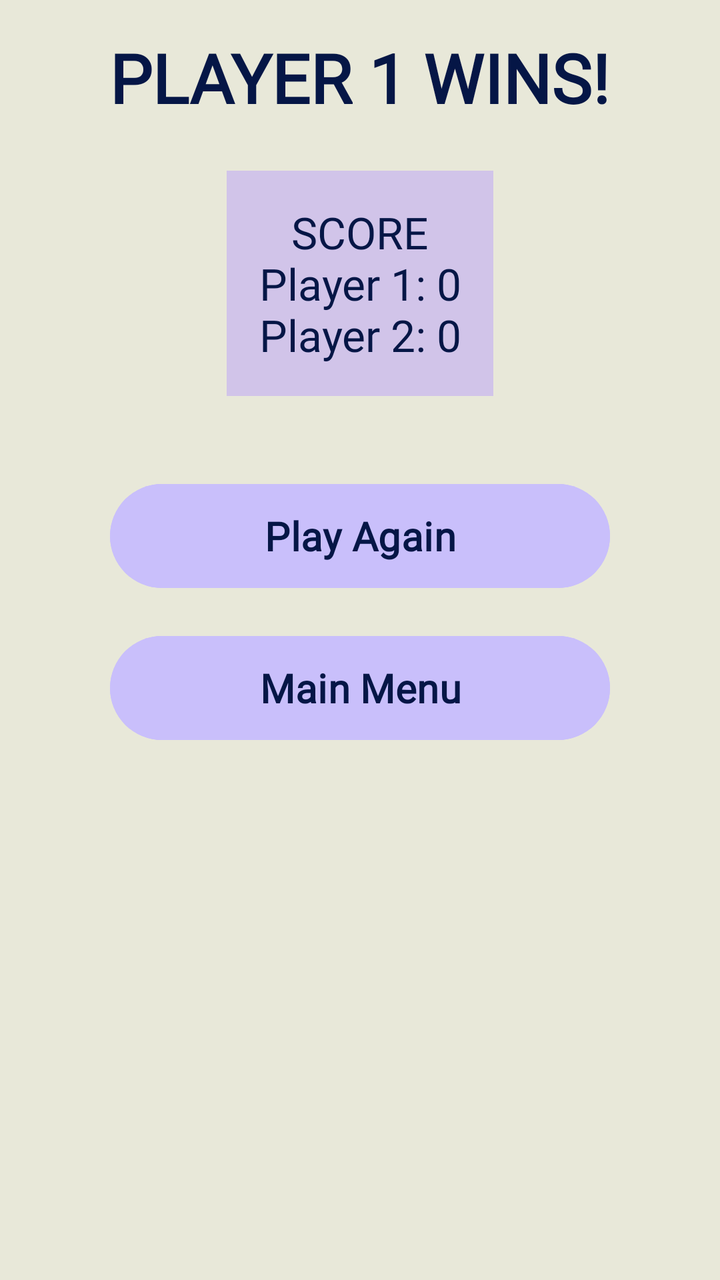
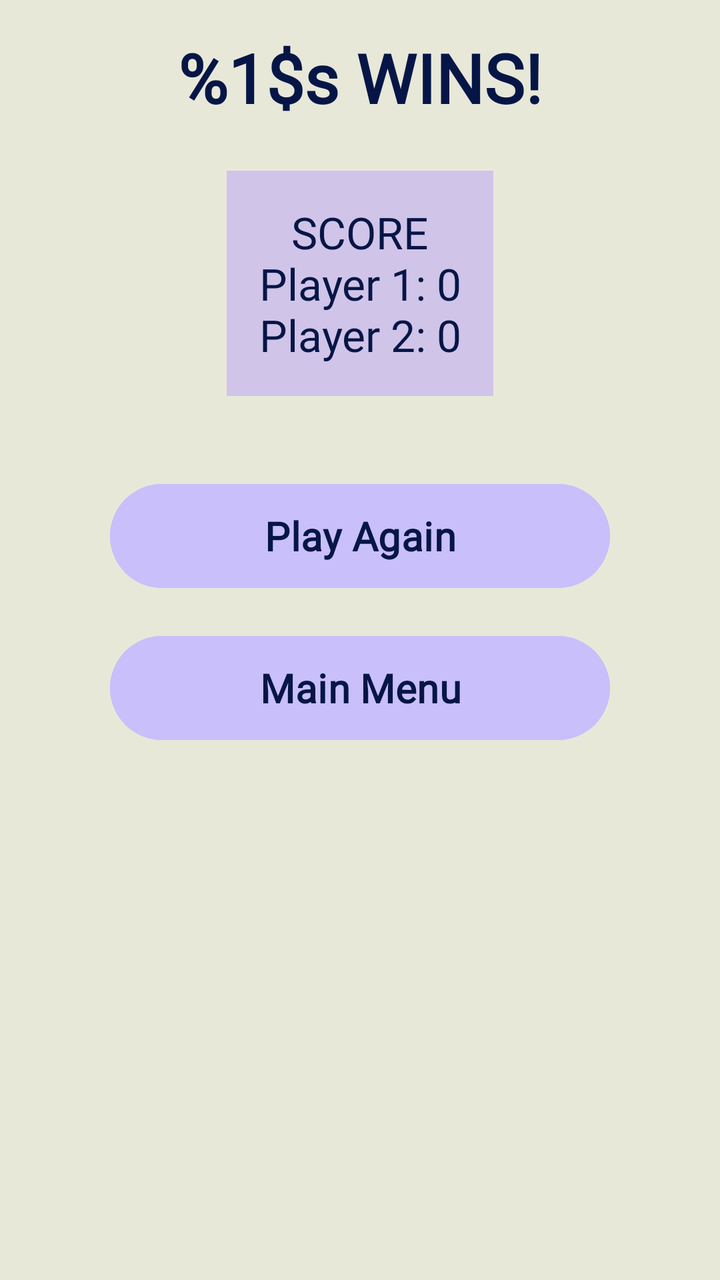

An Android layout rendered at two revisions. The XML below is the earlier revision; the diff shows what the commit changed to produce the second picture.
<!-- AndroidManifest.xml: application theme Theme.WordVenture2 -->
<!-- res/layout/local_stats_panel.xml -->
<?xml version="1.0" encoding="utf-8"?>
<LinearLayout xmlns:android="http://schemas.android.com/apk/res/android"
    android:layout_width="match_parent"
    android:layout_height="wrap_content"
    android:gravity="center_horizontal"
    android:orientation="vertical"
    android:padding="16dp"
    android:background="#E8E8D9">

    
    <TextView
        android:id="@+id/stats_title"
        android:layout_width="wrap_content"
        android:layout_height="wrap_content"
        android:layout_marginBottom="24dp"
        android:fontFamily="@font/barriecito"
        android:text="PLAYER 1 WINS!"
        android:textColor="#051646"
        android:textSize="34sp"
        android:textStyle="bold" />

    
    <TextView
        android:id="@+id/stats_body"
        android:layout_width="wrap_content"
        android:layout_height="wrap_content"
        android:layout_marginBottom="24dp"
        android:background="#D1C4E9"
        android:fontFamily="@font/barriecito"
        android:gravity="center"
        android:padding="16dp"
        android:text="SCORE\nPlayer 1: 0\nPlayer 2: 0"
        android:textColor="#051646"
        android:textSize="22sp" />

    
    <Button
        android:id="@+id/play_again_button"
        android:layout_width="250dp"
        android:layout_height="60dp"
        android:layout_marginTop="16dp"
        android:backgroundTint="#C9BFFB"
        android:fontFamily="@font/barriecito"
        android:text="Play Again"
        android:textColor="#051646"
        android:textSize="20sp"
        android:textStyle="bold" />

    
    <Button
        android:id="@+id/main_menu_button"
        android:layout_width="250dp"
        android:layout_height="60dp"
        android:layout_marginTop="16dp"
        android:backgroundTint="#C9BFFB"
        android:fontFamily="@font/barriecito"
        android:text="Main Menu"
        android:textColor="#051646"
        android:textSize="20sp"
        android:textStyle="bold" />

</LinearLayout>
<!-- resources referenced by this layout -->
<resources>
  <style name="Theme.WordVenture2" parent="Base.Theme.WordVenture2" />
  <style name="Base.Theme.WordVenture2" parent="Theme.Material3.DayNight.NoActionBar">
          
          
      </style>
</resources>

<!-- the commit's change to res/layout/local_stats_panel.xml (unified diff, before → after) -->
@@ -14,7 +14,7 @@
         android:layout_height="wrap_content"
         android:layout_marginBottom="24dp"
         android:fontFamily="@font/barriecito"
-        android:text="PLAYER 1 WINS!"
+        android:text="@string/win_message_format"
         android:textColor="#051646"
         android:textSize="34sp"
         android:textStyle="bold" />
@@ -41,7 +41,7 @@
         android:layout_marginTop="16dp"
         android:backgroundTint="#C9BFFB"
         android:fontFamily="@font/barriecito"
-        android:text="Play Again"
+        android:text="@string/button_play_again"
         android:textColor="#051646"
         android:textSize="20sp"
         android:textStyle="bold" />
@@ -54,7 +54,7 @@
         android:layout_marginTop="16dp"
         android:backgroundTint="#C9BFFB"
         android:fontFamily="@font/barriecito"
-        android:text="Main Menu"
+        android:text="@string/button_main_menu"
         android:textColor="#051646"
         android:textSize="20sp"
         android:textStyle="bold" />
<!-- resource entries referenced after the edit -->
@@ -1,5 +1,8 @@
 <!-- resources referenced by this layout -->
 <resources>
+  <string name="button_main_menu">Main Menu</string>
+  <string name="button_play_again">Play Again</string>
+  <string name="win_message_format">%1$s WINS!</string>
   <style name="Theme.WordVenture2" parent="Base.Theme.WordVenture2" />
   <style name="Base.Theme.WordVenture2" parent="Theme.Material3.DayNight.NoActionBar">
           
